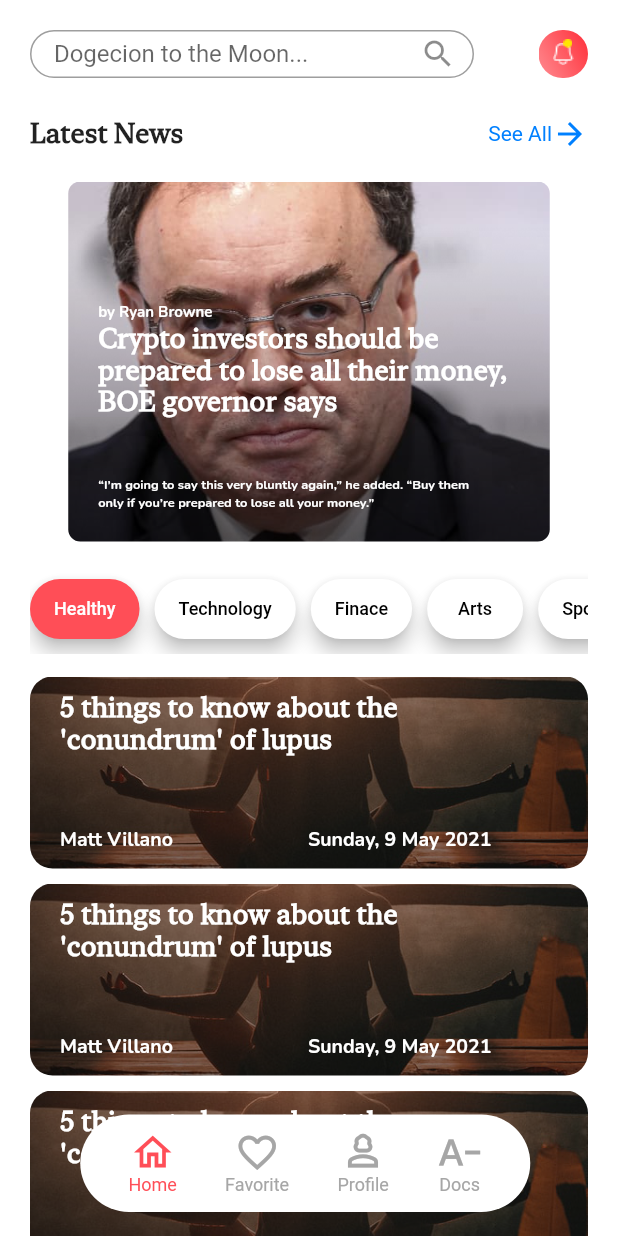
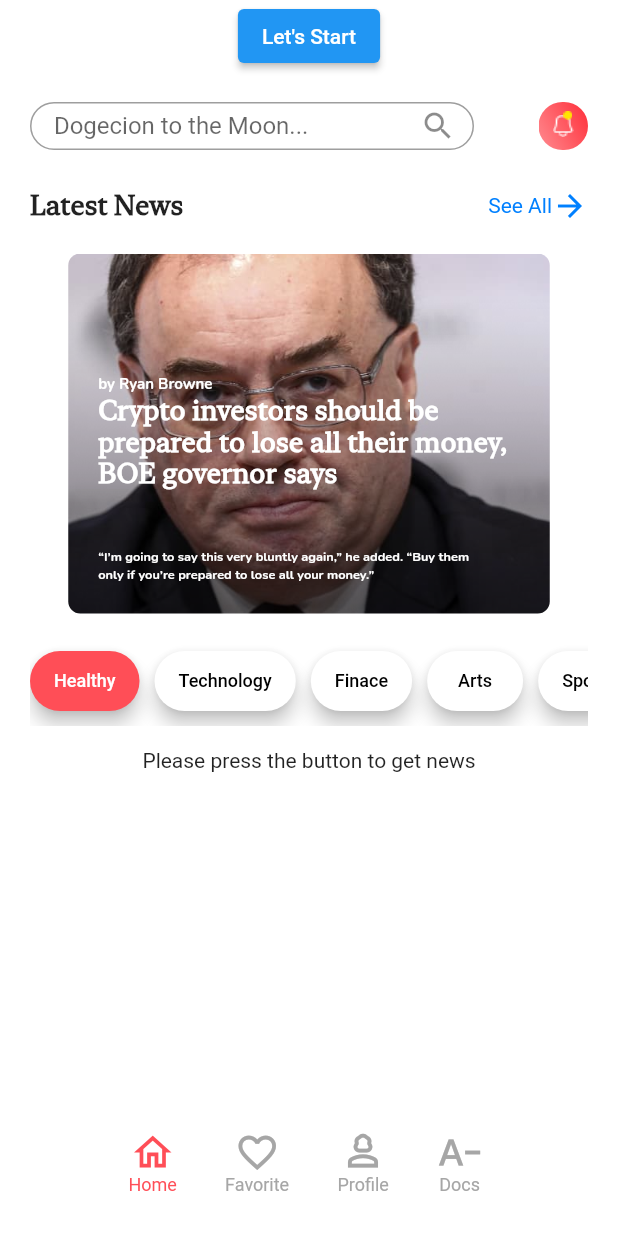
Before and after one commit to Abd0-M0stafa/News_app, a Flutter app: the screen it shows after launch, on a phone screen of 412 x 824 dp. Run offline on Flutter 3.47's test engine with Material 2 defaults, Android fonts, the phone set to English and light mode, and no system bars; drawn by our look-alikes of carousel_slider; our stand-ins replace bloc, expandable_text, flutter_bloc.

Commit message:
`api part in news app`

```diff
--- /dev/null
+++ b/lib/data/getNews/get_news_cubit.dart
@@ -0,0 +1,29 @@
+import 'package:bloc/bloc.dart';
+import 'package:meta/meta.dart';
+
+import '../models/dataModel.dart';
+import '../services/NewsService.dart';
+
+part 'get_news_state.dart';
+
+class GetNewsCubit extends Cubit<GetNewsState> {
+  GetNewsCubit() : super(GetNewsInitial());
+
+  GetNewsModel newsRepo = GetNewsModel();
+
+  getNews() async {
+    emit(GetNewsLoading());
+
+    try {
+      await newsRepo.getNews().then((value) {
+        if (value != null) {
+          emit(GetNewsSuccess(response: value));
+        } else {
+          emit(GetNewsError());
+        }
+      });
+    } catch (error) {
+      emit(GetNewsError());
+    }
+  }
+}
--- /dev/null
+++ b/lib/data/getNews/get_news_state.dart
@@ -0,0 +1,17 @@
+part of 'get_news_cubit.dart';
+
+@immutable
+sealed class GetNewsState {
+  get response => null;
+}
+
+final class GetNewsInitial extends GetNewsState {}
+
+final class GetNewsLoading extends GetNewsState {}
+
+final class GetNewsSuccess extends GetNewsState {
+  final NewsModel response;
+  GetNewsSuccess({required this.response});
+}
+
+final class GetNewsError extends GetNewsState {}
--- a/lib/main.dart
+++ b/lib/main.dart
@@ -1,5 +1,8 @@
 import 'package:flutter/material.dart';
+import 'package:news_app/data/getNews/get_news_cubit.dart';
 import 'package:news_app/screens/first_screen.dart';
+import 'package:flutter_bloc/flutter_bloc.dart';
+import 'package:bloc/bloc.dart';
 
 void main() {
   runApp(const MyApp());
@@ -11,7 +14,14 @@ class MyApp extends StatelessWidget {
   // This widget is the root of your application.
   @override
   Widget build(BuildContext context) {
-    return const MaterialApp(
-        debugShowCheckedModeBanner: false, home: FirstScreen());
+    return MultiBlocProvider(
+      providers: [
+        BlocProvider<GetNewsCubit>(
+          create: (BuildContext context) => GetNewsCubit(),
+        ),
+      ],
+      child: const MaterialApp(
+          debugShowCheckedModeBanner: false, home: FirstScreen()),
+    );
   }
 }
--- a/lib/screens/first_screen.dart
+++ b/lib/screens/first_screen.dart
@@ -1,9 +1,11 @@
 import 'package:carousel_slider/carousel_slider.dart';
 import 'package:flutter/material.dart';
+import 'package:news_app/data/getNews/get_news_cubit.dart';
 import 'package:news_app/screens/fourth_screen.dart';
 import 'package:news_app/screens/second_screen.dart';
 import 'package:news_app/screens/third_screen.dart';
 import 'package:news_app/used_widgets/compo.dart';
+import 'package:flutter_bloc/flutter_bloc.dart';
 
 class FirstScreen extends StatelessWidget {
   const FirstScreen({super.key});
@@ -62,7 +64,7 @@ class FirstScreen extends StatelessWidget {
                   onTap: () {
                     Navigator.push(context,
                         MaterialPageRoute(builder: (context) {
-                      return const ThirdtScreen();
+                      return const FourthScreen();
                     }));
                   },
                   child: const Column(
@@ -106,7 +108,15 @@ class FirstScreen extends StatelessWidget {
             ),
           )),
       backgroundColor: Colors.white,
-      body: SafeArea(
+      body: SingleChildScrollView(
+        child: Column(
+          children: [
+            ElevatedButton(
+                onPressed: () {
+                  context.read<GetNewsCubit>().getNews();
+                },
+                child: const Text('Let\'s Start')),
+            SafeArea(
               child: SingleChildScrollView(
                 child: Padding(
                   padding: const EdgeInsets.all(20),
@@ -270,26 +280,62 @@ class FirstScreen extends StatelessWidget {
                       const SizedBox(
                         height: 15,
                       ),
-                ListView.separated(
-                  separatorBuilder: (context, index) => const SizedBox(
+                      BlocBuilder<GetNewsCubit, GetNewsState>(
+                        builder: (context, state) {
+                          if (state is GetNewsInitial) {
+                            return const Center(
+                              child:
+                                  Text("Please press the button to get news"),
+                            );
+                          } else if (state is GetNewsLoading) {
+                            return const Center(
+                              child: CircularProgressIndicator(),
+                            );
+                          } else if (state is GetNewsSuccess) {
+                            return ListView.separated(
+                              separatorBuilder: (context, index) =>
+                                  const SizedBox(
                                 height: 10,
                               ),
                               physics: const NeverScrollableScrollPhysics(),
                               shrinkWrap: true,
-                  itemBuilder: (context, index) => scrollcolumn(
+                              itemBuilder: (context, index) => InkWell(
+                                onTap: () {
+                                  Navigator.push(
+                                    context,
+                                    MaterialPageRoute<void>(
+                                      builder: (BuildContext context) =>
+                                          ThirdtScreen(
+                                        index: index,
+                                      ),
+                                    ),
+                                  );
+                                },
+                                child: scrollcolumn(
                                     context: context,
-                      image: 'images/nature.png',
-                      text1:
-                          '5 things to know about the\n\'conundrum\' of lupus\n',
+                                    image: NetworkImage(state.response
+                                            .articles[index].urlToImage ??
+                                        "https://media.istockphoto.com/id/1264074047/vector/breaking-news-background.jpg?s=612x612&w=0&k=20&c=C5BryvaM-X1IiQtdyswR3HskyIZCqvNRojrCRLoTN0Q="),
+                                    text1: state.response.articles[index].title,
                                     text2: 'Matt Villano\n',
                                     text3: 'Sunday, 9 May 2021\n'),
-                  itemCount: 4,
+                              ),
+                              itemCount: state.response.articles.length,
+                            );
+                          } else {
+                            return const Center(
+                                child: Text("Somethinge went wrone"));
+                          }
+                        },
                       )
                     ],
                   ),
                 ),
               ),
             ),
+          ],
+        ),
+      ),
     );
   }
 }
--- a/lib/screens/second_screen.dart
+++ b/lib/screens/second_screen.dart
@@ -255,7 +255,8 @@ class Secondscreen extends StatelessWidget {
                 shrinkWrap: true,
                 itemBuilder: (context, index) => scrollcolumn(
                     context: context,
-                    image: 'images/nature.png',
+                    image: const NetworkImage(
+                        'https://www.google.com/search?sca_esv=560376192&sxsrf=AB5stBiVuPosprB0RkHpDtICRgL-SaapHw:1693083326899&q=flutter+photo&tbm=isch&source=lnms&sa=X&ved=2ahUKEwiumZnymvuAAxUuU6QEHc_YDkwQ0pQJegQIDhAB&biw=1536&bih=754&dpr=1.25#imgrc=TlsNUe-tV6T6AM'),
                     text1:
                         '5 things to know about the\n\'conundrum\' of lupus\n',
                     text2: 'Matt Villano\n',
--- a/lib/used_widgets/compo.dart
+++ b/lib/used_widgets/compo.dart
@@ -1,12 +1,13 @@
 import 'package:flutter/material.dart';
 import 'package:expandable_text/expandable_text.dart';
 
-Widget scrollRow(
-    {required BuildContext context,
+Widget scrollRow({
+  required BuildContext context,
   required String image,
   required String text1,
   required String text2,
-    required String text3}) {
+  required String text3,
+}) {
   return Stack(
     children: [
       SizedBox(
@@ -104,7 +105,7 @@ Widget costumContainer({
 
 Widget scrollcolumn(
     {required BuildContext context,
-    required String image,
+    required NetworkImage image,
     required String text1,
     required String text2,
     required String text3}) {
@@ -113,18 +114,23 @@ Widget scrollcolumn(
     height: 128,
     child: Stack(
       children: [
-        SizedBox(
+        Container(
           width: double.infinity,
           height: 128,
-          child: ClipRRect(
-            borderRadius: BorderRadius.circular(15),
-            child: Image.asset(
-              image,
+          decoration: BoxDecoration(
+            borderRadius: BorderRadius.circular(16),
+            image: DecorationImage(
+              image: image,
               fit: BoxFit.cover,
             ),
           ),
         ),
-        Positioned(
+        Padding(
+          padding: const EdgeInsets.only(left: 10, top: 10, right: 10),
+          child: SizedBox(
+            height: 128,
+            width: 325,
+            child: Positioned(
               top: 10,
               left: 20,
               child: Text(
@@ -137,31 +143,6 @@ Widget scrollcolumn(
                 ),
               ),
             ),
-        Positioned(
-          top: 100,
-          left: 20,
-          child: Row(
-            children: [
-              Text(
-                text2,
-                style: const TextStyle(
-                  fontFamily: 'Nunito-Bold',
-                  fontSize: 13,
-                  fontWeight: FontWeight.w800,
-                  color: Colors.white,
-                ),
-              ),
-              const SizedBox(width: 90),
-              Text(
-                text3,
-                style: const TextStyle(
-                  fontFamily: 'Nunito-Bold',
-                  fontSize: 13,
-                  fontWeight: FontWeight.w800,
-                  color: Colors.white,
-                ),
-              ),
-            ],
           ),
         ),
       ],
--- a/pubspec.yaml
+++ b/pubspec.yaml
@@ -37,6 +37,9 @@ dependencies:
   cupertino_icons: ^1.0.2
   carousel_slider: ^4.2.1
   expandable_text: ^2.3.0
+  http: ^1.1.0
+  bloc: ^8.1.2
+  flutter_bloc: ^8.1.3
 
 dev_dependencies:
   flutter_test:
```
Also changed, not shown: lib/data/models/dataModel.dart (added, +91 -0 lines), lib/data/services/NewsService.dart (added, +29 -0 lines), lib/screens/third_screen.dart (+33 -14 lines), pubspec.lock. Lines whose indentation alone changed are shown as unchanged.
